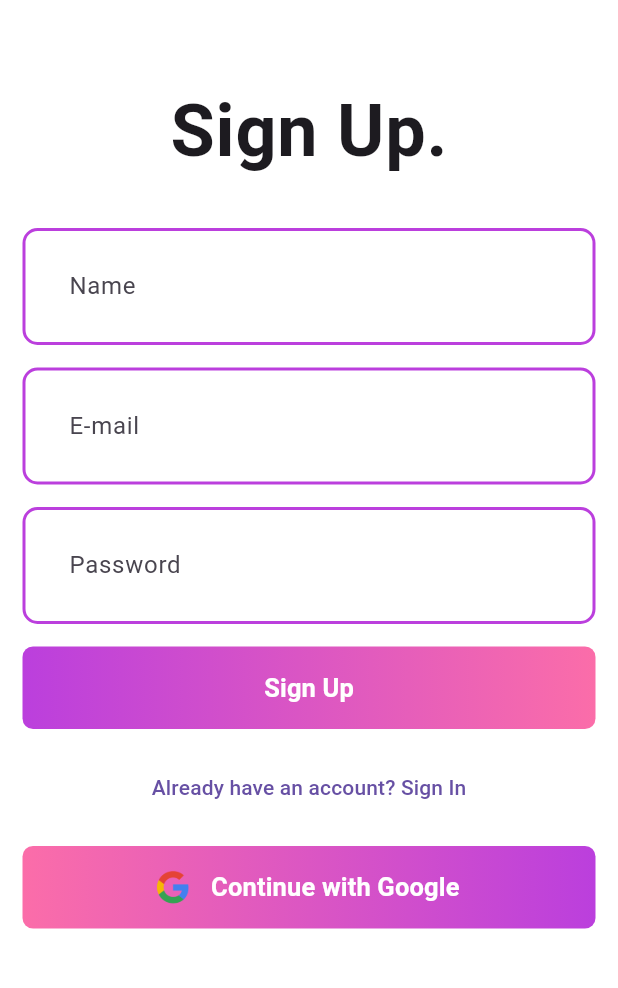
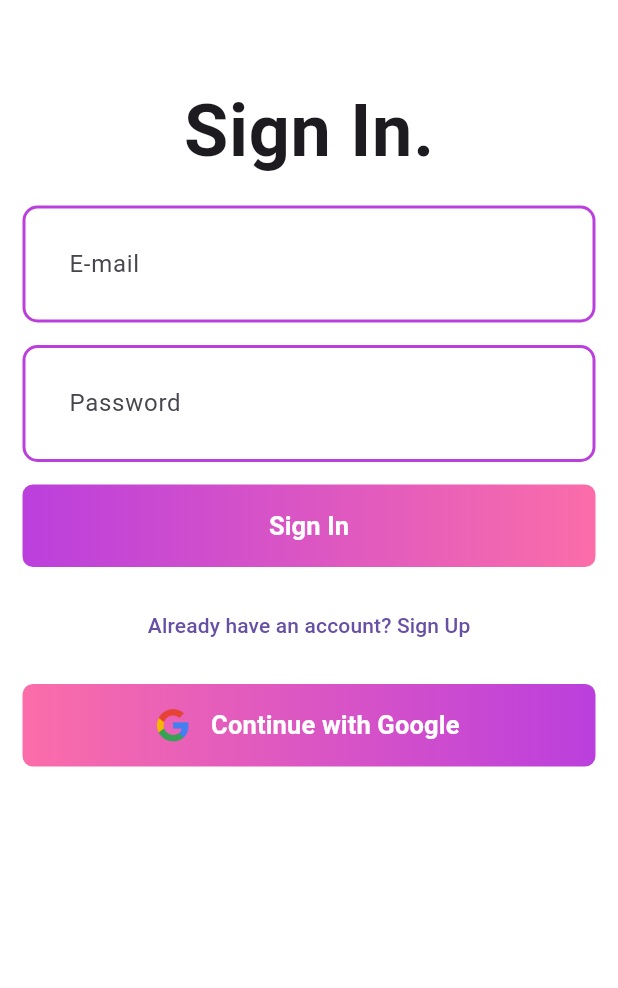
Before and after one commit to mericyildirim/hizmetim, a Flutter app: the screen it shows after launch, on a phone screen of 412 x 824 dp, the part 72-1060 px from its top. Run offline on Flutter 3.47's test engine with Material 3 defaults, Android fonts, the phone set to English and light mode, and no system bars; our stand-ins replace cloud_firestore, firebase_auth, firebase_core, firebase_storage, flutter_riverpod, fpdart and 2 more; accounts and stored records are empty.

Commit message:
hizmetim0.0.2

```diff
--- a/lib/features/auth/screens/login_screen.dart
+++ b/lib/features/auth/screens/login_screen.dart
@@ -91,7 +91,7 @@ class _LoginScreenState extends ConsumerState<LoginScreen> {
                     const SizedBox(height: 15),
                     TextButton(
                       onPressed: () {
-                        Routemaster.of(context).push('/');
+                        Routemaster.of(context).push('/signup');
                       },
                       child: const Text('Already have an account? Sign Up'),
                     ),
--- a/lib/features/auth/screens/signup_screen.dart
+++ b/lib/features/auth/screens/signup_screen.dart
@@ -99,7 +99,7 @@ class _SignupScreenState extends ConsumerState<SignupScreen> {
                     const SizedBox(height: 15),
                     TextButton(
                       onPressed: () {
-                        Routemaster.of(context).push('/login');
+                        Routemaster.of(context).push('/');
                       },
                       child: const Text('Already have an account? Sign In'),
                     ),
--- a/lib/main.dart
+++ b/lib/main.dart
@@ -34,30 +34,52 @@ class MyApp extends ConsumerStatefulWidget {
 
 class _MyAppState extends ConsumerState<MyApp> {
   UserModel? userModel;
+  late Future<void> userFuture;
 
-  void getData(WidgetRef ref, User data) async {
-    if (userModel == null) {
+  // Kullanıcı verisini almak için async fonksiyon
+  Future<void> getData(WidgetRef ref, User? data) async {
+    if (data != null && userModel == null) {
       userModel = await ref
           .watch(authControllerProvider.notifier)
           .getUserData(data.uid)
           .first;
       ref.read(userProvider.notifier).update((state) => userModel);
       log('deneme');
-      setState(() {});
     }
   }
 
   @override
   Widget build(BuildContext context) {
     return ref.watch(authStateChangesProvider).when(
-        data: (data) => MaterialApp.router(
+          data: (data) {
+            // Eğer data null değilse veriyi al
+            if (userModel == null) {
+              userFuture =
+                  getData(ref, data); // data burada nullable User? olabilir
+            } else {
+              // userModel varsa, userFuture'ı geçerli yap
+              userFuture = Future.value();
+            }
+
+            return FutureBuilder<void>(
+              future: userFuture,
+              builder: (context, snapshot) {
+                // Eğer veri alınıyor veya hata varsa bir bekleme durumu göster
+                if (snapshot.connectionState == ConnectionState.waiting) {
+                  return const Loader();
+                }
+
+                if (snapshot.hasError) {
+                  return ErrorText(error: snapshot.error.toString());
+                }
+
+                return MaterialApp.router(
                   debugShowCheckedModeBanner: false,
                   title: 'Hizmetim',
                   theme: Pallete.lightModeAppTheme,
                   routerDelegate: RoutemasterDelegate(
                     routesBuilder: (context) {
                       if (data != null) {
-                    getData(ref, data);
                         if (userModel != null) {
                           return loggedInRoute;
                         }
@@ -66,8 +88,12 @@ class _MyAppState extends ConsumerState<MyApp> {
                     },
                   ),
                   routeInformationParser: const RoutemasterParser(),
-            ),
+                );
+              },
+            );
+          },
           error: (error, stackTrace) => ErrorText(error: error.toString()),
-        loading: () => const Loader());
+          loading: () => const Loader(),
+        );
   }
 }
--- a/lib/router.dart
+++ b/lib/router.dart
@@ -5,8 +5,8 @@ import 'package:hizmetim/features/auth/screens/signup_screen.dart';
 import 'package:routemaster/routemaster.dart';
 
 final loggedOutRoute = RouteMap(routes: {
-  '/': (_) => const MaterialPage(child: SignupScreen()),
-  '/login': (_) => const MaterialPage(child: LoginScreen()),
+  '/': (_) => const MaterialPage(child: LoginScreen()),
+  '/signup': (_) => const MaterialPage(child: SignupScreen()),
 });
 
 final loggedInRoute = RouteMap(routes: {
```
Lines whose indentation alone changed are shown as unchanged.
